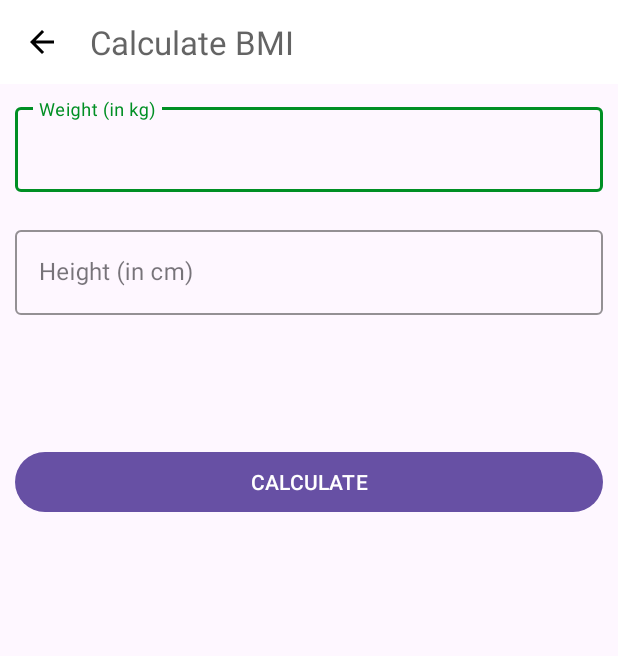
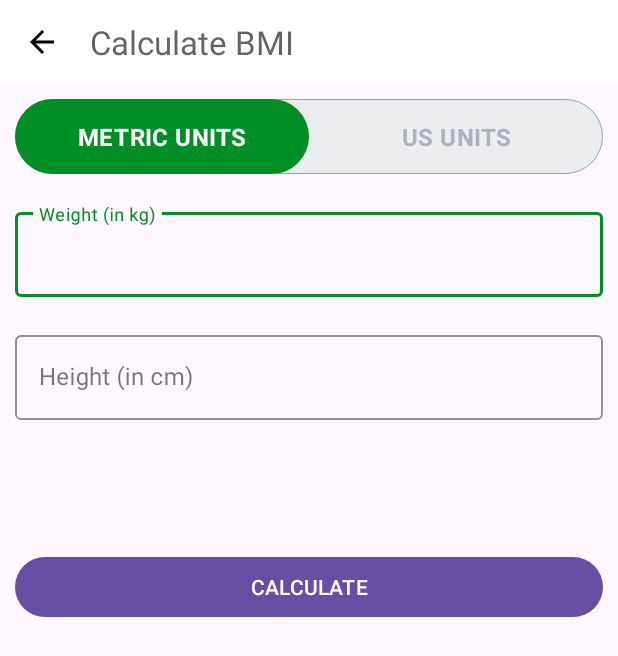
Before and after one commit to alibaghdadi/7MinutesWorkout, an Android app: the BmiCalculator screen opened directly, with no data from a screen before it, on a phone screen of 412 x 824 dp. Shown: the top 656 px of the screen. Run offline under Robolectric (Android 15) with nearby library versions, the phone set to English and light mode, and no system bars.

Commit message:
initializing radio group layout

```diff
--- a/app/src/main/java/com/example/a7minutesworkout/BmiCalculator.kt
+++ b/app/src/main/java/com/example/a7minutesworkout/BmiCalculator.kt
@@ -71,7 +71,7 @@
 
     private fun bmiWeightRanges(bmiResult: Float) = when {
         bmiResult < 18.5F -> "YOUR BMI\n$bmiResult\nUnderweight\n" +
-                "Severely underweight!! Take care of yourself!! Eat more!"
+                "Very severely underweight!! Take care of yourself!! Eat more!"
 
         bmiResult in 18.5F..24.9F -> "YOUR BMI\n$bmiResult\nHealthy"
 
--- /dev/null
+++ b/app/src/main/res/drawable/drawable_radio_group_tab_background.xml
@@ -0,0 +1,13 @@
+<?xml version="1.0" encoding="utf-8"?>
+<shape xmlns:android="http://schemas.android.com/apk/res/android"
+    android:shape="rectangle">
+
+    <solid android:color="#ECEDEF" />
+
+    <stroke
+        android:width="0.5dp"
+        android:color="#9AA2AF" />
+
+    <corners android:radius="30dp" />
+
+</shape>
--- /dev/null
+++ b/app/src/main/res/drawable/drawable_units_tab_selector.xml
@@ -0,0 +1,9 @@
+<?xml version="1.0" encoding="utf-8"?>
+<selector xmlns:android="http://schemas.android.com/apk/res/android">
+    <item android:state_checked="true">
+        <shape android:shape="rectangle">
+            <solid android:color="@color/colorAccent" />
+            <corners android:radius="30dp" />
+        </shape>
+    </item>
+</selector>
--- /dev/null
+++ b/app/src/main/res/drawable/drawable_units_tab_text_color_selector.xml
@@ -0,0 +1,5 @@
+<?xml version="1.0" encoding="utf-8"?>
+<selector xmlns:android="http://schemas.android.com/apk/res/android">
+    <item android:color="@color/white" android:state_checked="true" />
+    <item android:color="@color/lightBlue" android:state_checked="false" />
+</selector>
--- a/app/src/main/res/layout/activity_bmi_calculator.xml
+++ b/app/src/main/res/layout/activity_bmi_calculator.xml
@@ -14,12 +14,49 @@
         android:theme="@style/ToolbarTheme"
         app:titleTextColor="@color/colorPrimary" />
 
+    <RadioGroup
+        android:id="@+id/rgUnits"
+        android:layout_width="match_parent"
+        android:layout_height="wrap_content"
+        android:layout_below="@id/toolbarBMICalculator"
+        android:layout_margin="10dp"
+        android:background="@drawable/drawable_radio_group_tab_background"
+        android:orientation="horizontal">
+
+        <RadioButton
+            android:id="@+id/rbMetricUnit"
+            android:layout_width="0dp"
+            android:layout_height="50dp"
+            android:layout_weight="0.5"
+            android:background="@drawable/drawable_units_tab_selector"
+            android:button="@null"
+            android:checked="true"
+            android:gravity="center"
+            android:text="@string/metric_units"
+            android:textColor="@drawable/drawable_units_tab_text_color_selector"
+            android:textSize="16sp"
+            android:textStyle="bold" />
+
+        <RadioButton
+            android:layout_width="0dp"
+            android:layout_height="50dp"
+            android:layout_weight="0.5"
+            android:background="@drawable/drawable_units_tab_selector"
+            android:button="@null"
+            android:checked="false"
+            android:gravity="center"
+            android:text="@string/us_units"
+            android:textColor="@drawable/drawable_units_tab_text_color_selector"
+            android:textSize="16sp"
+            android:textStyle="bold" />
+    </RadioGroup>
+
     <com.google.android.material.textfield.TextInputLayout
         android:id="@+id/tilMetricUnitWeight"
         style="@style/Widget.MaterialComponents.TextInputLayout.OutlinedBox"
         android:layout_width="match_parent"
         android:layout_height="wrap_content"
-        android:layout_below="@id/toolbarBMICalculator"
+        android:layout_below="@id/rgUnits"
         android:layout_margin="10dp"
         app:boxStrokeColor="@color/colorAccent"
         app:hintTextColor="@color/colorAccent">
@@ -70,6 +107,7 @@
         android:layout_height="wrap_content"
         android:layout_below="@id/tvBmi"
         android:layout_margin="10dp"
-        android:text="@string/calculate" />
+        android:text="@string/calculate"
+        android:textColor="@color/white" />
 
 </RelativeLayout>
--- a/app/src/main/res/values/colors.xml
+++ b/app/src/main/res/values/colors.xml
@@ -6,5 +6,6 @@
     <color name="colorPrimaryDark">#B2212121</color>
     <color name="colorAccent">#008F24</color>
     <color name="lightGrey">#C4C4C4</color>
-    <color name="toolbar_color_control_normal">#000000</color>
+    <color name="ToolbarColorControlNormal">#000000</color>
+    <color name="lightBlue">#ADB3BE</color>
 </resources>
--- a/app/src/main/res/values/strings.xml
+++ b/app/src/main/res/values/strings.xml
@@ -13,4 +13,6 @@
     <string name="editText_weight_hint">Weight (in kg)</string>
     <string name="editText_height_hint">Height (in cm)</string>
     <string name="calculate">CALCULATE</string>
+    <string name="metric_units">METRIC UNITS</string>
+    <string name="us_units">US UNITS</string>
 </resources>
--- a/app/src/main/res/values/themes.xml
+++ b/app/src/main/res/values/themes.xml
@@ -6,7 +6,7 @@
     </style>
 
     <style name="ToolbarTheme" parent="@style/ThemeOverlay.MaterialComponents.ActionBar">
-        <item name="colorControlNormal">@color/toolbar_color_control_normal</item>
+        <item name="colorControlNormal">@color/ToolbarColorControlNormal</item>
     </style>
 
     <style name="Theme._7MinutesWorkout" parent="Base.Theme._7MinutesWorkout" />
```
